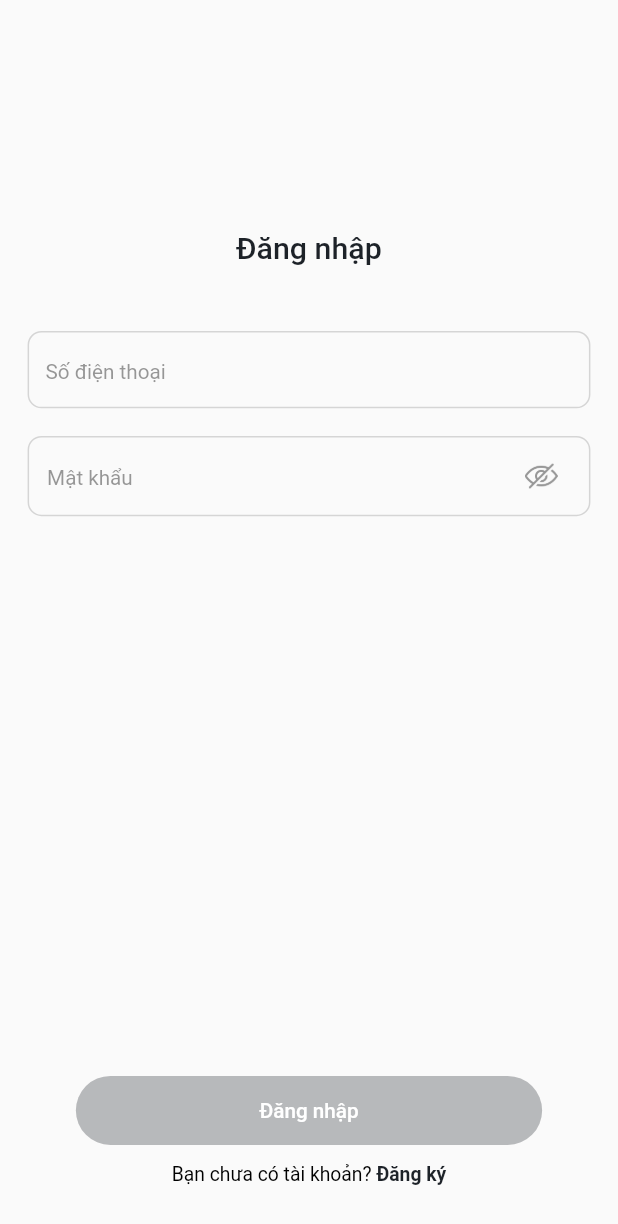
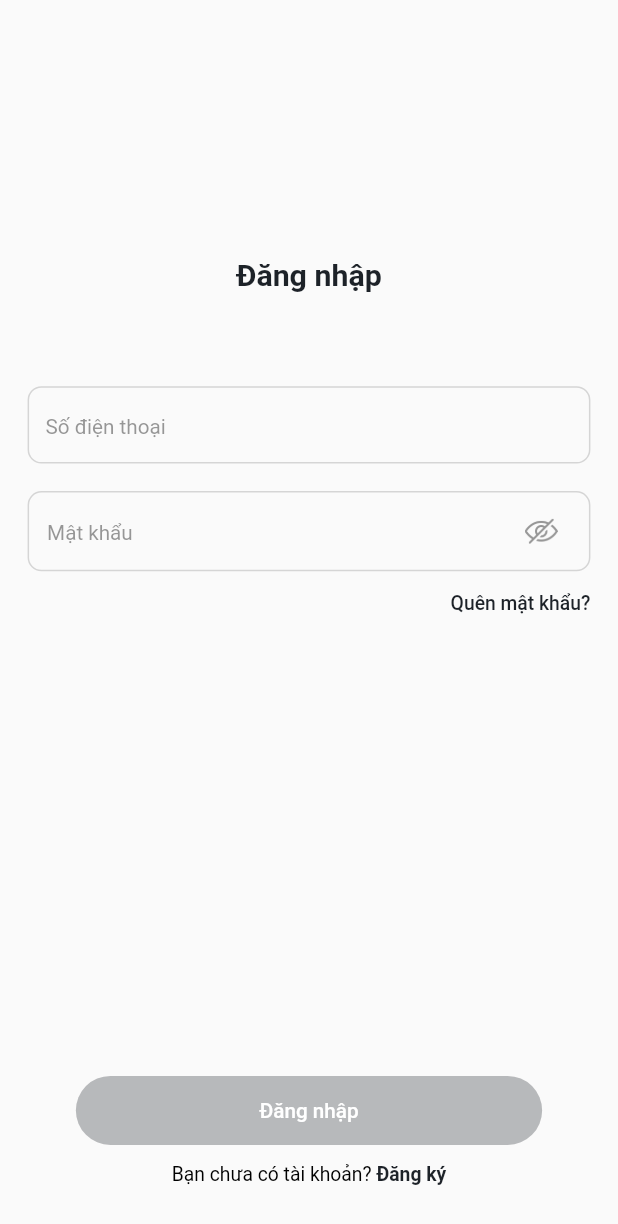
Before and after one commit to CongNgheMoi2024/app_zalo, a Flutter app: the screen it shows after launch, after a tap on "Đăng nhập", on a phone screen of 412 x 824 dp. Shown: the top 1224 px of the screen. Run offline on Flutter 3.47's test engine with Material 2 defaults, Android fonts, the phone set to English and light mode, and no system bars; our stand-ins replace cached_network_image, contacts_service, dio, flutter_bloc, flutter_svg, hive and 6 more; missing offline and left inert: envify; accounts and stored records are empty.

Commit message:
Merge branch 'dev' of https://github.com/CongNgheMoi2024/app_zalo into dev

```diff
--- a/lib/screens/login/ui/login_screen.dart
+++ b/lib/screens/login/ui/login_screen.dart
@@ -36,11 +36,11 @@ class _LoginScreenState extends State<LoginScreen> {
               Container(
                 height: 100.sp,
                 width: widthMedia,
-                margin: EdgeInsets.only(top: 130.sp, bottom: 10.sp),
+                margin: EdgeInsets.only(top: 150.sp, bottom: 30.sp),
                 child: Center(
                   child: Text(
                     'Đăng nhập',
-                    style: text22.medium.primary,
+                    style: text22.semiBold.primary,
                   ),
                 ),
               ),
@@ -85,6 +85,24 @@ class _LoginScreenState extends State<LoginScreen> {
                         : "",
                     style: text11.textColor.error),
               ),
+              Row(
+                mainAxisAlignment: MainAxisAlignment.end,
+                children: [
+                  GestureDetector(
+                    onTap: () {
+                      Navigator.pushNamed(
+                          context, RouterName.forgotPasswordScreen);
+                    },
+                    child: Text(
+                      "Quên mật khẩu?",
+                      style: text14.medium.textColor.primary,
+                    ),
+                  ),
+                  SizedBox(
+                    width: 20.sp,
+                  )
+                ],
+              )
             ],
           ),
         ),
```
